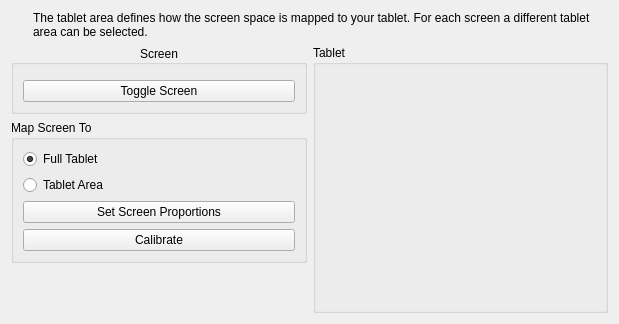
Before: the Qt Designer form src/kcmodule/tabletareaselectionview.ui in KDE/wacomtablet, drawn with Qt 5.
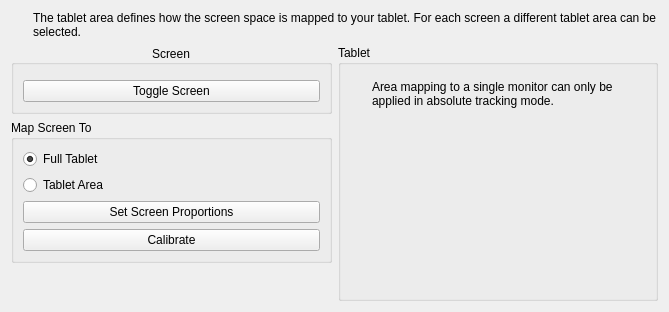
After: the same form once the commit is applied. Custom widgets are drawn as their Qt base class.

```diff
--- a/src/kcmodule/tabletareaselectionview.ui
+++ b/src/kcmodule/tabletareaselectionview.ui
@@ -6,8 +6,8 @@
    <rect>
     <x>0</x>
     <y>0</y>
-    <width>619</width>
-    <height>324</height>
+    <width>669</width>
+    <height>312</height>
    </rect>
   </property>
   <layout class="QVBoxLayout" name="verticalLayout_4">
@@ -165,14 +165,62 @@
          </layout>
         </item>
         <item>
-         <widget class="QLabel" name="warningLabel">
-          <property name="text">
-           <string/>
+         <layout class="QHBoxLayout" name="warningLayout">
+          <item>
+           <widget class="QLabel" name="warningIcon">
+            <property name="sizePolicy">
+             <sizepolicy hsizetype="Fixed" vsizetype="Fixed">
+              <horstretch>0</horstretch>
+              <verstretch>0</verstretch>
+             </sizepolicy>
+            </property>
+            <property name="minimumSize">
+             <size>
+              <width>16</width>
+              <height>16</height>
+             </size>
+            </property>
+            <property name="maximumSize">
+             <size>
+              <width>16</width>
+              <height>16</height>
+             </size>
+            </property>
+            <property name="text">
+             <string/>
+            </property>
+           </widget>
+          </item>
+          <item>
+           <widget class="QLabel" name="warningLabel">
+            <property name="text">
+             <string>Area mapping to a single monitor can only be applied in absolute tracking mode.</string>
+            </property>
+            <property name="alignment">
+             <set>Qt::AlignLeading|Qt::AlignLeft|Qt::AlignVCenter</set>
+            </property>
+            <property name="wordWrap">
+             <bool>true</bool>
+            </property>
+           </widget>
+          </item>
+         </layout>
+        </item>
+        <item>
+         <spacer name="tabletFreeSpacer">
+          <property name="orientation">
+           <enum>Qt::Vertical</enum>
           </property>
-          <property name="alignment">
-           <set>Qt::AlignHCenter|Qt::AlignTop</set>
+          <property name="sizeType">
+           <enum>QSizePolicy::MinimumExpanding</enum>
           </property>
-         </widget>
+          <property name="sizeHint" stdset="0">
+           <size>
+            <width>0</width>
+            <height>0</height>
+           </size>
+          </property>
+         </spacer>
         </item>
        </layout>
       </widget>
```
